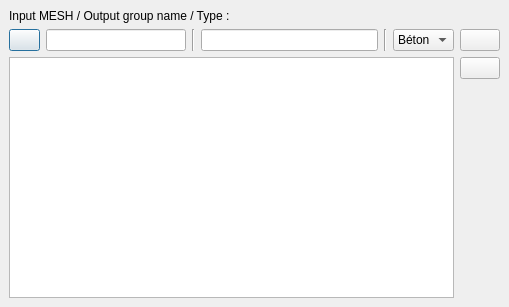
Above: src/Tools/padder/spadderpy/gui/inputframe.ui from SalomePlatform/smesh before the change. Below: the same form after it.
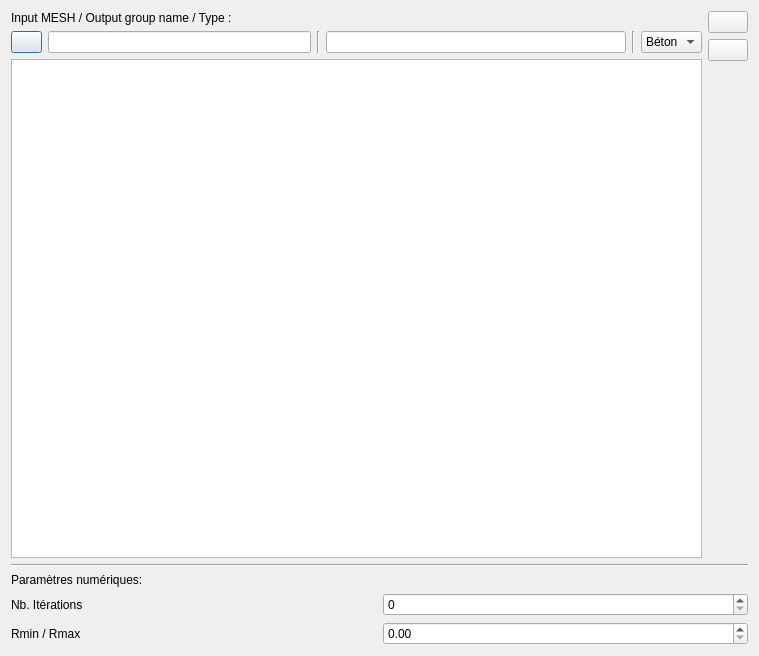
That is the form after the change. Icons and pictures are not drawn.

Commit message: Imp of the ui design of padder plugin

```diff
--- a/src/Tools/padder/spadderpy/gui/inputframe.ui
+++ b/src/Tools/padder/spadderpy/gui/inputframe.ui
@@ -1,77 +1,59 @@
 <ui version="4.0" >
  <class>InputFrame</class>
- <widget class="QDialog" name="InputFrame" >
-  <property name="geometry" >
+ <widget class="QDialog" name="InputFrame">
+  <property name="geometry">
    <rect>
     <x>0</x>
     <y>0</y>
-    <width>509</width>
-    <height>307</height>
+    <width>759</width>
+    <height>656</height>
    </rect>
   </property>
   <property name="windowTitle" >
    <string>Input parameters</string>
   </property>
-  <layout class="QHBoxLayout" >
-   <property name="margin" >
-    <number>9</number>
-   </property>
-   <property name="spacing" >
-    <number>6</number>
-   </property>
+  <layout class="QHBoxLayout" name="horizontalLayout_3">
    <item>
-    <layout class="QVBoxLayout" >
-     <property name="margin" >
-      <number>0</number>
-     </property>
-     <property name="spacing" >
-      <number>6</number>
-     </property>
+    <layout class="QVBoxLayout" name="verticalLayout_5">
      <item>
-      <widget class="QLabel" name="lblSmeshObject" >
-       <property name="text" >
+      <layout class="QHBoxLayout" name="horizontalLayout_2">
+       <item>
+        <layout class="QVBoxLayout" name="verticalLayout_3">
+         <item>
+          <widget class="QLabel" name="lblSmeshObject">
+           <property name="text">
         <string>Input MESH / Output group name / Type :</string>
        </property>
       </widget>
      </item>
      <item>
-      <layout class="QHBoxLayout" >
-       <property name="margin" >
-        <number>0</number>
-       </property>
-       <property name="spacing" >
+          <layout class="QVBoxLayout">
+           <property name="spacing">
         <number>6</number>
        </property>
-       <item>
-        <layout class="QVBoxLayout" >
-         <property name="margin" >
+           <property name="margin">
           <number>0</number>
          </property>
-         <property name="spacing" >
+           <item>
+            <layout class="QHBoxLayout">
+             <property name="spacing">
           <number>6</number>
          </property>
-         <item>
-          <layout class="QHBoxLayout" >
-           <property name="margin" >
+             <property name="margin">
             <number>0</number>
            </property>
-           <property name="spacing" >
+             <item>
+              <layout class="QHBoxLayout">
+               <property name="spacing">
             <number>6</number>
            </property>
-           <item>
-            <layout class="QHBoxLayout" >
-             <property name="margin" >
+               <property name="margin">
               <number>0</number>
              </property>
-             <property name="spacing" >
-              <number>6</number>
-             </property>
              <item>
-              <widget class="QPushButton" name="btnSmeshObject" >
-               <property name="sizePolicy" >
-                <sizepolicy>
-                 <hsizetype>0</hsizetype>
-                 <vsizetype>0</vsizetype>
+                <widget class="QPushButton" name="btnSmeshObject">
+                 <property name="sizePolicy">
+                  <sizepolicy hsizetype="Fixed" vsizetype="Fixed">
                  <horstretch>0</horstretch>
                  <verstretch>0</verstretch>
                 </sizepolicy>
@@ -91,39 +73,39 @@
               </widget>
              </item>
              <item>
-              <widget class="QLineEdit" name="txtSmeshObject" >
-               <property name="toolTip" >
-                <string comment="Select the input mesh in the object browser" />
+                <widget class="QLineEdit" name="txtSmeshObject">
+                 <property name="toolTip">
+                  <string comment="Select the input mesh in the object browser"/>
                </property>
               </widget>
              </item>
             </layout>
            </item>
            <item>
-            <widget class="Line" name="line" >
-             <property name="orientation" >
+              <widget class="Line" name="line">
+               <property name="orientation">
               <enum>Qt::Vertical</enum>
              </property>
             </widget>
            </item>
            <item>
-            <widget class="QLineEdit" name="txtGroupName" >
-             <property name="toolTip" >
-              <string comment="Specify the name of the associated group in the output mesh" />
+              <widget class="QLineEdit" name="txtGroupName">
+               <property name="toolTip">
+                <string comment="Specify the name of the associated group in the output mesh"/>
              </property>
             </widget>
            </item>
            <item>
-            <widget class="Line" name="line_2" >
-             <property name="orientation" >
+              <widget class="Line" name="line_2">
+               <property name="orientation">
               <enum>Qt::Vertical</enum>
              </property>
             </widget>
            </item>
            <item>
-            <widget class="QComboBox" name="cmbMeshType" >
-             <property name="toolTip" >
-              <string comment="Select the type of the mesh" />
+              <widget class="QComboBox" name="cmbMeshType">
+               <property name="toolTip">
+                <string comment="Select the type of the mesh"/>
              </property>
              <item>
               <property name="text" >
@@ -146,21 +128,20 @@
           </layout>
          </item>
          <item>
-          <widget class="QTableView" name="tblListInput" />
+            <widget class="QTableView" name="tblListInput"/>
+           </item>
+          </layout>
          </item>
         </layout>
        </item>
        <item>
-        <layout class="QVBoxLayout" >
-         <property name="margin" >
-          <number>0</number>
-         </property>
-         <property name="spacing" >
+        <layout class="QVBoxLayout">
+         <property name="spacing">
           <number>6</number>
          </property>
          <item>
-          <widget class="QPushButton" name="btnAddInput" >
-           <property name="text" >
+          <widget class="QPushButton" name="btnAddInput">
+           <property name="text">
             <string/>
            </property>
            <property name="icon" >
@@ -169,8 +150,8 @@
           </widget>
          </item>
          <item>
-          <widget class="QPushButton" name="btnDeleteInput" >
-           <property name="text" >
+          <widget class="QPushButton" name="btnDeleteInput">
+           <property name="text">
             <string/>
            </property>
            <property name="icon" >
@@ -195,6 +176,56 @@
        </item>
       </layout>
      </item>
+     <item>
+      <widget class="Line" name="line_3">
+       <property name="orientation">
+        <enum>Qt::Horizontal</enum>
+       </property>
+      </widget>
+     </item>
+     <item>
+      <layout class="QVBoxLayout" name="verticalLayout_4">
+       <item>
+        <widget class="QLabel" name="lblNumericalParameters">
+         <property name="text">
+          <string>Paramètres numériques:</string>
+         </property>
+        </widget>
+       </item>
+       <item>
+        <layout class="QHBoxLayout" name="horizontalLayout">
+         <item>
+          <layout class="QVBoxLayout" name="verticalLayout">
+           <item>
+            <widget class="QLabel" name="lblParamNbIter">
+             <property name="text">
+              <string>Nb. Itérations</string>
+             </property>
+            </widget>
+           </item>
+           <item>
+            <widget class="QLabel" name="lblParamRminRmax">
+             <property name="text">
+              <string>Rmin / Rmax</string>
+             </property>
+            </widget>
+           </item>
+          </layout>
+         </item>
+         <item>
+          <layout class="QVBoxLayout" name="verticalLayout_2">
+           <item>
+            <widget class="QSpinBox" name="txtParamNbIter"/>
+           </item>
+           <item>
+            <widget class="QDoubleSpinBox" name="txtParamRminRmax"/>
+           </item>
+          </layout>
+         </item>
+        </layout>
+       </item>
+      </layout>
+     </item>
     </layout>
    </item>
   </layout>
```
Left out of the diff: 45 changed lines with no effect on the pictures. Lines whose indentation alone changed are shown as unchanged. The commit also changes 1 other file.
